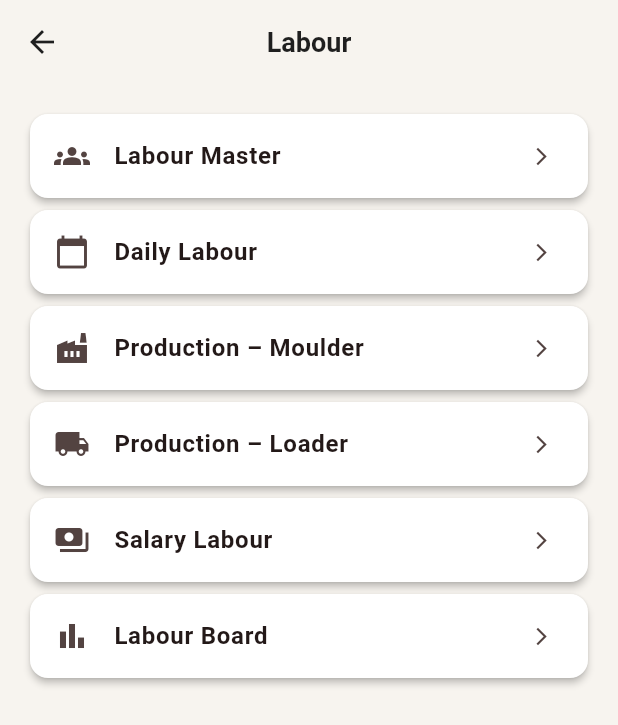
After one commit to darkrazz1521/dhuadhar-app, a Flutter app: the LabourHomeScreen screen opened by its route, on a phone screen of 412 x 824 dp. The commit adds this screen. Shown: the top 725 px of the screen. Run offline on Flutter 3.47's test engine with Material 3 defaults, Android fonts, the phone set to English and light mode, and no system bars; our stand-ins replace hive, hive_flutter, shared_preferences; accounts and stored records are empty; network calls fail.

```diff
--- a/lib/features/home/screens/home_screen.dart
+++ b/lib/features/home/screens/home_screen.dart
@@ -240,7 +240,8 @@ class _HomeScreenState extends State<HomeScreen> {
                               )
                             : null,
                         onTap: () =>
-    Navigator.pushNamed(context, AppRoutes.labour),
+  Navigator.pushNamed(context, AppRoutes.labourHome),
+
 
                       ),
                       _HomeCard(
--- /dev/null
+++ b/lib/features/labour/screens/labour_home_screen.dart
@@ -0,0 +1,73 @@
+import 'package:flutter/material.dart';
+import '../../../routes/app_routes.dart';
+
+class LabourHomeScreen extends StatelessWidget {
+  const LabourHomeScreen({super.key});
+
+  Widget _tile(
+    BuildContext context,
+    String title,
+    IconData icon,
+    String route,
+  ) {
+    return Card(
+      child: ListTile(
+        leading: Icon(icon),
+        title: Text(
+          title,
+          style: const TextStyle(fontWeight: FontWeight.w600),
+        ),
+        trailing: const Icon(Icons.arrow_forward_ios, size: 14),
+        onTap: () => Navigator.pushNamed(context, route),
+      ),
+    );
+  }
+
+  @override
+  Widget build(BuildContext context) {
+    return Scaffold(
+      appBar: AppBar(title: const Text('Labour')),
+      body: ListView(
+        padding: const EdgeInsets.all(16),
+        children: [
+          _tile(
+            context,
+            'Labour Master',
+            Icons.groups,
+            AppRoutes.labour,
+          ),
+          _tile(
+            context,
+            'Daily Labour',
+            Icons.calendar_today,
+            AppRoutes.attendance,
+          ),
+          _tile(
+            context,
+            'Production – Moulder',
+            Icons.factory,
+            AppRoutes.moulder,
+          ),
+          _tile(
+            context,
+            'Production – Loader',
+            Icons.local_shipping,
+            AppRoutes.loader,
+          ),
+          _tile(
+            context,
+            'Salary Labour',
+            Icons.payments,
+            AppRoutes.salary,
+          ),
+          _tile(
+            context,
+            'Labour Board',
+            Icons.bar_chart,
+            AppRoutes.labourBoard,
+          ),
+        ],
+      ),
+    );
+  }
+}
--- a/lib/features/labour/screens/labour_list_screen.dart
+++ b/lib/features/labour/screens/labour_list_screen.dart
@@ -47,7 +47,7 @@ class _LabourListScreenState extends State<LabourListScreen> {
       return '₹ ${l['dailyRate']} / day';
     }
     if (l['category'] == 'salary') {
-      return '₹ ${l['salary']} / month';
+      return '₹ ${l['monthlySalary']} / month';
     }
     if (l['category'] == 'production') {
       return '₹ ${l['productionRate']} / unit';
--- a/lib/features/labour/services/attendance_service.dart
+++ b/lib/features/labour/services/attendance_service.dart
@@ -4,34 +4,50 @@ import '../../../services/api_config.dart';
 import '../../../services/auth_service.dart';
 
 class AttendanceService {
+  // ------------------------------
+  // GET DAILY ATTENDANCE
+  // ------------------------------
   static Future<List<dynamic>> getDaily(String date) async {
     final token = await AuthService.getToken();
+
     final res = await http.get(
       Uri.parse(
-        '${ApiConfig.baseUrl}/attendance?date=$date',
+        '${ApiConfig.baseUrl}/attendance/daily/$date',
       ),
-      headers: {'Authorization': 'Bearer $token'},
+      headers: {
+        'Authorization': 'Bearer $token',
+      },
     );
-    if (res.statusCode != 200) throw Exception('Failed');
+
+    if (res.statusCode != 200) {
+      throw Exception('Failed to load attendance');
+    }
+
     return jsonDecode(res.body);
   }
 
+  // ------------------------------
+  // SAVE DAILY ATTENDANCE
+  // ------------------------------
   static Future<bool> save(
     String date,
     List<Map<String, dynamic>> entries,
   ) async {
     final token = await AuthService.getToken();
+
     final res = await http.post(
-      Uri.parse('${ApiConfig.baseUrl}/attendance'),
+      Uri.parse(
+        '${ApiConfig.baseUrl}/attendance/daily/$date',
+      ),
       headers: {
         'Authorization': 'Bearer $token',
         'Content-Type': 'application/json',
       },
       body: jsonEncode({
-        'date': date,
         'entries': entries,
       }),
     );
+
     return res.statusCode == 200;
   }
 }
--- a/lib/routes/app_routes.dart
+++ b/lib/routes/app_routes.dart
@@ -41,6 +41,7 @@ import '../features/labour/screens/attendance_screen.dart';
 import '../features/labour/screens/salary_screen.dart';
 import '../features/labour/screens/labour_board_screen.dart';
 import '../features/labour/screens/production_screen.dart';
+import '../features/labour/screens/labour_home_screen.dart';
 
 
 
@@ -83,6 +84,8 @@ class AppRoutes {
   static const String labourBoard = '/labour-board';
   static const String moulder = '/moulder';
 static const String loader = '/loader';
+static const String labourHome = '/labour-home';
+
 
 
 
@@ -136,6 +139,8 @@ static const String loader = '/loader';
     labourBoard: (context) => const LabourBoardScreen(),
     moulder: (context) => const ProductionScreen(type: 'moulder'),
 loader: (context) => const ProductionScreen(type: 'loader'),
+labourHome: (context) => const LabourHomeScreen(),
+
 
 
 
```
